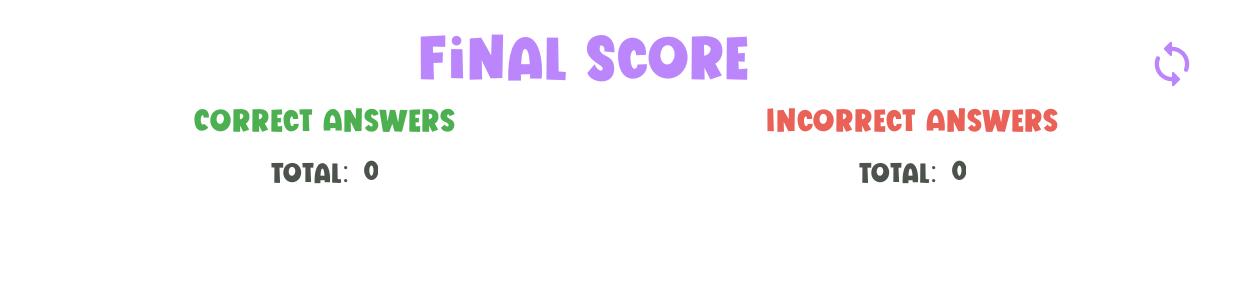
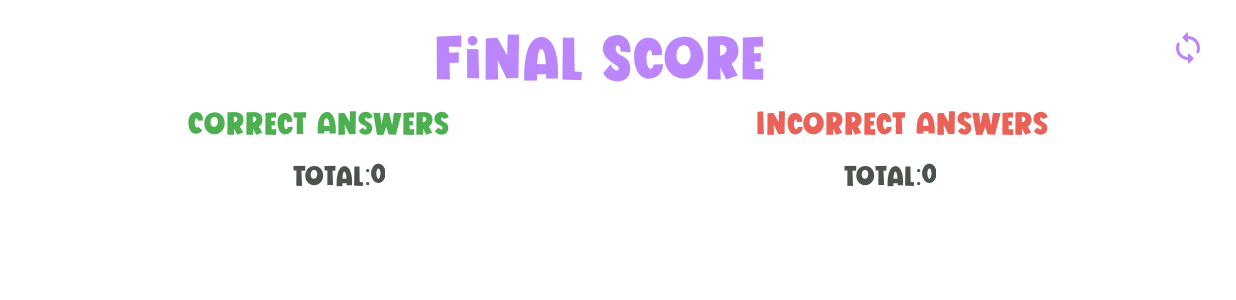
Before and after one commit to Khadijaaimen/Charades, an Android app: the ScoreboardActivity screen opened directly, with no data from a screen before it, on a phone screen of 824 x 412 dp (held sideways). Shown: the top 300 px of the screen. Run offline under Robolectric (Android 15) with nearby library versions, the phone set to English and light mode, and no system bars; 2 statements that could not run were skipped.

Commit message:
duplicate names issue resolved. Only thing left is names that are added when mobile is held in particular direction

```diff
--- a/app/build.gradle
+++ b/app/build.gradle
@@ -35,4 +35,5 @@ dependencies {
     testImplementation 'junit:junit:4.13.2'
     androidTestImplementation 'androidx.test.ext:junit:1.1.3'
     androidTestImplementation 'androidx.test.espresso:espresso-core:3.4.0'
+    implementation "androidx.constraintlayout:constraintlayout-compose:1.0.0"
 }
--- a/app/src/main/java/com/example/charades/CelebritiesActivity.java
+++ b/app/src/main/java/com/example/charades/CelebritiesActivity.java
@@ -231,14 +231,16 @@ public class CelebritiesActivity extends AppCompatActivity {
                         if (ry > 8.0f) {
                             timerPause();
                             getWindow().getDecorView().setBackgroundColor(Color.RED);
-                            guessesText.setText("Pass");
+//                            guessesText.setText("Pass");
                             new Handler().postDelayed(new Runnable() {
                                 @Override
                                 public void run() {
-                                    int rndNum = (int) (Math.random() * (Max - Min));
-                                    incorrectList.add(celebrities.get(rndNum));
+                                    String text = (String) guessesText.getText();
+                                    int index = celebrities.indexOf(text);
+                                    incorrectList.add(text);
+                                    celebrities.remove(index);
                                     incorrectCount++;
-                                    checkList.add(String.valueOf(rndNum));
+                                    Max = celebrities.size();
                                     startTimer();
                                     secondTimerText.setVisibility(View.VISIBLE);
                                     getWindow().getDecorView().setBackgroundColor(Color.WHITE);
@@ -249,15 +251,17 @@ public class CelebritiesActivity extends AppCompatActivity {
                         } else if (ry < -8.0f) {
                             timerPause();
                             getWindow().getDecorView().setBackgroundColor(Color.GREEN);
-                            guessesText.setText("Correct!");
+//                            guessesText.setText("Correct!");
                             new Handler().postDelayed(new Runnable() {
                                 @Override
                                 public void run() {
-                                    int rndNum = (int) (Math.random() * (Max - Min));
-                                    correctList.add(celebrities.get(rndNum));
+                                    String text = (String) guessesText.getText();
+                                    int index = celebrities.indexOf(text);
+                                    correctList.add(text);
+                                    celebrities.remove(index);
                                     correctCount++;
-                                    checkList.add(String.valueOf(rndNum));
                                     startTimer();
+                                    Max = celebrities.size();
                                     secondTimerText.setVisibility(View.VISIBLE);
                                     getWindow().getDecorView().setBackgroundColor(Color.WHITE);
                                     int rndNum2 = (int) (Math.random() * (Max - Min));
--- a/app/src/main/java/com/example/charades/ScoreboardActivity.java
+++ b/app/src/main/java/com/example/charades/ScoreboardActivity.java
@@ -51,6 +51,8 @@ public class ScoreboardActivity extends AppCompatActivity {
                 Intent intent = new Intent(getApplicationContext(),CelebritiesActivity.class);
                 intent.putExtra("category", name);
                 startActivity(intent);
+                correctList.clear();
+                incorrectList.clear();
             }
         });
 
@@ -69,4 +71,18 @@ public class ScoreboardActivity extends AppCompatActivity {
         correctTotal.setText(String.valueOf(correct));
         incorrectTotal.setText(String.valueOf(incorrect));
     }
+
+    @Override
+    protected void onDestroy() {
+        super.onDestroy();
+        correctList.clear();
+        incorrectList.clear();
+    }
+
+    @Override
+    protected void onRestart() {
+        super.onRestart();
+        correctList.clear();
+        incorrectList.clear();
+    }
 }
--- a/app/src/main/res/layout/activity_scoreboard.xml
+++ b/app/src/main/res/layout/activity_scoreboard.xml
@@ -1,55 +1,49 @@
 <?xml version="1.0" encoding="utf-8"?>
-<LinearLayout xmlns:android="http://schemas.android.com/apk/res/android"
+<androidx.constraintlayout.widget.ConstraintLayout xmlns:android="http://schemas.android.com/apk/res/android"
     xmlns:app="http://schemas.android.com/apk/res-auto"
     xmlns:tools="http://schemas.android.com/tools"
+    android:id="@+id/linearLayout4"
     android:layout_width="match_parent"
     android:layout_height="match_parent"
     android:orientation="vertical"
     android:padding="20dp"
     tools:context=".ScoreboardActivity">
 
-    <LinearLayout
-        android:layout_width="match_parent"
-        android:layout_height="wrap_content"
-        android:layout_gravity="center"
-        android:orientation="horizontal"
-        android:weightSum="5"
-        tools:ignore="UseCompoundDrawables">
 
     <TextView
         android:id="@+id/timer"
-            android:layout_width="0dp"
+        android:layout_width="wrap_content"
         android:layout_height="wrap_content"
-            android:layout_weight="5"
         android:fontFamily="@font/vanilla"
         android:gravity="center"
         android:text="@string/results"
         android:textColor="@color/purple_200"
-            android:textSize="42sp" />
+        android:textSize="42sp"
+        app:layout_constraintEnd_toStartOf="@+id/restartButton"
+        app:layout_constraintStart_toStartOf="parent"
+        app:layout_constraintTop_toTopOf="parent" />
+
 
     <ImageView
         android:id="@+id/restartButton"
-            android:layout_width="45dp"
-            android:layout_height="45dp"
-            android:layout_gravity="center"
+        android:layout_width="wrap_content"
+        android:layout_height="wrap_content"
         android:contentDescription="@string/app_name"
-            android:padding="5dp"
+        android:gravity="center"
         android:src="@drawable/loop"
-            app:tint="@color/purple_200" />
+        app:layout_constraintEnd_toEndOf="parent"
+        app:layout_constraintTop_toTopOf="@+id/timer"
+        app:tint="@color/purple_200"
+        tools:layout_conversion_absoluteHeight="45dp"
+        tools:layout_conversion_absoluteWidth="45dp"
+        tools:layout_editor_absoluteX="666dp"
+        tools:layout_editor_absoluteY="20dp" />
 
-    </LinearLayout>
-
-    <LinearLayout
-        android:layout_width="match_parent"
-        android:layout_height="wrap_content"
-        android:orientation="horizontal"
-        android:layout_marginTop="5dp"
-        android:weightSum="2">
 
     <TextView
-            android:layout_width="0dp"
+        android:id="@+id/textView6"
+        android:layout_width="wrap_content"
         android:layout_height="wrap_content"
-            android:layout_weight="1"
         android:fontFamily="@font/vanilla"
         android:gravity="center"
         android:text="@string/correct_answers"
@@ -57,31 +51,15 @@
         android:textSize="22sp" />
 
     <TextView
-            android:layout_width="0dp"
+        android:id="@+id/textView7"
+        android:layout_width="wrap_content"
         android:layout_height="wrap_content"
-            android:layout_weight="1"
         android:fontFamily="@font/vanilla"
         android:gravity="center"
         android:text="@string/incorrect_answers"
         android:textColor="#EA6157"
         android:textSize="22sp" />
-    </LinearLayout>
 
-
-    <LinearLayout
-        android:layout_width="match_parent"
-        android:layout_height="wrap_content"
-        android:baselineAligned="false"
-        android:orientation="horizontal"
-        android:weightSum="2">
-
-        <LinearLayout
-            android:layout_width="0dp"
-            android:layout_height="wrap_content"
-            android:layout_gravity="center"
-            android:layout_weight="1"
-            android:gravity="center"
-            android:orientation="vertical">
 
     <androidx.recyclerview.widget.RecyclerView
         android:id="@+id/correctAnsRv"
@@ -90,18 +68,27 @@
         app:layoutManager="androidx.recyclerview.widget.LinearLayoutManager"
         tools:listitem="@layout/correct_recyclerview" />
 
+    <androidx.recyclerview.widget.RecyclerView
+        android:id="@+id/incorrectAnsRv"
+        android:layout_width="wrap_content"
+        android:layout_height="wrap_content"
+        app:layoutManager="androidx.recyclerview.widget.LinearLayoutManager"
+        tools:listitem="@layout/incorrect_recyclerview" />
+
+
         <LinearLayout
-                android:layout_width="match_parent"
+            android:id="@+id/layout1"
+            android:layout_width="0dp"
             android:layout_height="wrap_content"
             android:layout_gravity="center"
-                android:layout_marginTop="10dp"
-                android:gravity="center"
-                android:orientation="horizontal">
+            android:layout_weight="1"
+            android:gravity="center">
 
             <TextView
+                android:layout_marginStart="20dp"
+                android:id="@+id/textView8"
                 android:layout_width="wrap_content"
                 android:layout_height="wrap_content"
-                    android:layout_gravity="center"
                 android:fontFamily="@font/vanilla"
                 android:gravity="end"
                 android:text="@string/total"
@@ -112,44 +99,26 @@
                 android:id="@+id/totalCountCorrect"
                 android:layout_width="wrap_content"
                 android:layout_height="wrap_content"
-                    android:layout_marginStart="10dp"
                 android:fontFamily="@font/vanilla"
                 android:gravity="start"
                 android:text="@string/_10"
                 android:textColor="#4B534C"
                 android:textSize="19sp" />
-            </LinearLayout>
 
         </LinearLayout>
 
-
         <LinearLayout
+            android:id="@+id/layout2"
             android:layout_width="0dp"
             android:layout_height="wrap_content"
             android:layout_gravity="center"
             android:layout_weight="1"
-            android:gravity="center"
-            android:orientation="vertical">
+            android:gravity="center">
 
-            <androidx.recyclerview.widget.RecyclerView
-                android:id="@+id/incorrectAnsRv"
+            <TextView
+                android:id="@+id/textView9"
                 android:layout_width="wrap_content"
                 android:layout_height="wrap_content"
-                app:layoutManager="androidx.recyclerview.widget.LinearLayoutManager"
-                tools:listitem="@layout/incorrect_recyclerview" />
-
-            <LinearLayout
-                android:layout_width="match_parent"
-                android:layout_height="wrap_content"
-                android:layout_gravity="center"
-                android:layout_marginTop="10dp"
-                android:gravity="center"
-                android:orientation="horizontal">
-
-                <TextView
-                    android:layout_width="wrap_content"
-                    android:layout_height="wrap_content"
-                    android:layout_gravity="center"
                 android:fontFamily="@font/vanilla"
                 android:gravity="end"
                 android:text="@string/total"
@@ -160,13 +129,41 @@
                 android:id="@+id/totalCountIncorrect"
                 android:layout_width="wrap_content"
                 android:layout_height="wrap_content"
-                    android:layout_marginStart="10dp"
                 android:fontFamily="@font/vanilla"
                 android:gravity="start"
                 android:text="@string/_10"
                 android:textColor="#4B534C"
+                android:layout_marginEnd="30dp"
                 android:textSize="19sp" />
         </LinearLayout>
-        </LinearLayout>
-    </LinearLayout>
-</LinearLayout>
+
+    <androidx.constraintlayout.helper.widget.Flow
+        android:id="@+id/flow2"
+        android:layout_width="match_parent"
+        android:layout_height="wrap_content"
+        app:constraint_referenced_ids="correctAnsRv, incorrectAnsRv"
+        app:flow_horizontalGap="110dp"
+        app:flow_maxElementsWrap="2"
+        app:layout_constraintTop_toBottomOf="@+id/textView7"
+        tools:layout_editor_absoluteX="20dp" />
+
+    <androidx.constraintlayout.helper.widget.Flow
+        android:id="@+id/flow3"
+        android:layout_width="match_parent"
+        app:layout_constraintTop_toBottomOf="@+id/timer"
+        android:layout_height="wrap_content"
+        app:constraint_referenced_ids="textView6,textView7"
+        app:flow_maxElementsWrap="2"
+        android:layout_marginTop="10dp"
+        app:flow_horizontalGap="100dp"
+        />
+
+    <androidx.constraintlayout.helper.widget.Flow
+        android:id="@+id/flow4"
+        android:layout_width="match_parent"
+        android:layout_height="wrap_content"
+        app:constraint_referenced_ids="layout1,layout2"
+        app:flow_maxElementsWrap="2"
+        android:layout_marginTop="10dp"
+        app:layout_constraintTop_toBottomOf="@id/flow2" />
+</androidx.constraintlayout.widget.ConstraintLayout>
```
Lines whose indentation alone changed are shown as unchanged.
